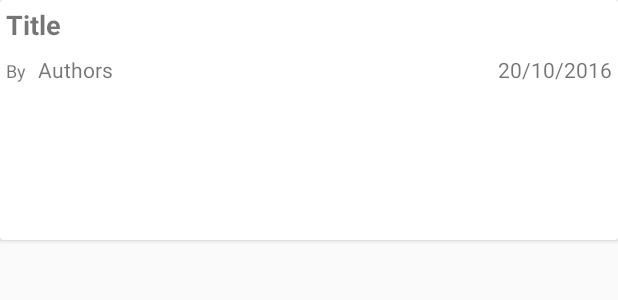
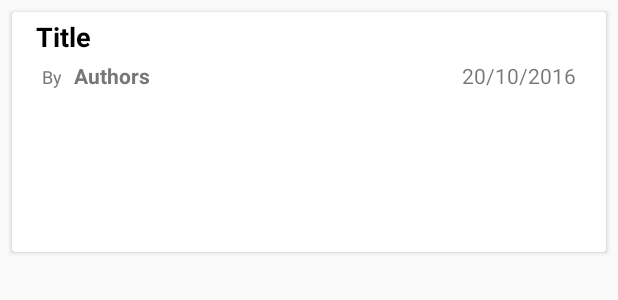
Before and after one commit to Pozzoooo/cheesecake-sample, an Android app: the layout adapter_article.xml on its own in the app's theme, with its tools: preview values and no code run, on a phone screen of 412 x 824 dp. Shown: the top 300 px of the screen. Run offline under Robolectric (Android 15) with nearby library versions, the phone set to English and light mode, and no system bars.

Commit message:
Layout adjustments.

```diff
--- a/app/src/main/res/layout/adapter_article.xml
+++ b/app/src/main/res/layout/adapter_article.xml
@@ -2,7 +2,10 @@
 <android.support.v7.widget.CardView
     xmlns:android="http://schemas.android.com/apk/res/android"
     xmlns:tools="http://schemas.android.com/tools"
-    android:layout_marginBottom="@dimen/margin_std"
+    android:layout_marginTop="@dimen/margin_big"
+    android:layout_marginBottom="@dimen/margin_big"
+    android:layout_marginLeft="@dimen/margin_big"
+    android:layout_marginRight="@dimen/margin_big"
     android:layout_width="match_parent"
     android:layout_height="wrap_content">
 
@@ -15,19 +18,26 @@
             android:id="@+id/eTitle"
             android:layout_width="match_parent"
             android:layout_height="wrap_content"
-            android:layout_margin="@dimen/margin_std"
+            android:layout_marginLeft="@dimen/margin_bigger"
+            android:layout_marginRight="@dimen/margin_bigger"
+            android:layout_marginTop="@dimen/margin_std"
+            android:maxLines="3"
+            android:ellipsize="end"
             style="@style/title"
             tools:text="Title"/>
 
         <LinearLayout
             android:layout_width="match_parent"
             android:layout_height="wrap_content"
+            android:layout_marginLeft="@dimen/margin_bigger"
+            android:layout_marginRight="@dimen/margin_bigger"
+            android:layout_marginBottom="@dimen/margin_std"
             android:orientation="horizontal">
             <TextView
                 android:layout_width="wrap_content"
                 android:layout_height="wrap_content"
                 android:layout_margin="@dimen/margin_std"
-                android:textSize="@dimen/text_small"
+                style="@style/label"
                 android:text="@string/by"/>
 
             <TextView
@@ -36,6 +46,8 @@
                 android:layout_height="wrap_content"
                 android:layout_weight="1"
                 android:layout_margin="@dimen/margin_std"
+                android:maxLines="1"
+                style="@style/subTitle"
                 tools:text="Authors"/>
 
             <TextView
@@ -49,6 +61,7 @@
         <ImageView
             android:id="@+id/iImage"
             android:layout_width="match_parent"
-            android:layout_height="@dimen/size_imageList"/>
+            android:layout_height="@dimen/size_imageList"
+            android:scaleType="centerCrop"/>
     </LinearLayout>
 </android.support.v7.widget.CardView>
--- a/app/src/main/res/values/colors.xml
+++ b/app/src/main/res/values/colors.xml
@@ -3,4 +3,6 @@
     <color name="colorPrimary">#3F51B5</color>
     <color name="colorPrimaryDark">#303F9F</color>
     <color name="colorAccent">#FF4081</color>
+    <color name="text_primary">#000000</color>
+    <color name="text_secondary">#777777</color>
 </resources>
--- a/app/src/main/res/values/dimens.xml
+++ b/app/src/main/res/values/dimens.xml
@@ -15,4 +15,6 @@
 
     <!--Margin-->
     <dimen name="margin_std">4dp</dimen>
+    <dimen name="margin_big">8dp</dimen>
+    <dimen name="margin_bigger">16dp</dimen>
 </resources>
--- a/app/src/main/res/values/styles.xml
+++ b/app/src/main/res/values/styles.xml
@@ -6,6 +6,8 @@
         <item name="colorPrimary">@color/colorPrimary</item>
         <item name="colorPrimaryDark">@color/colorPrimaryDark</item>
         <item name="colorAccent">@color/colorAccent</item>
+        <item name="android:textColorPrimary">@color/text_primary</item>
+        <item name="android:textColorSecondary">@color/text_secondary</item>
     </style>
 
     <style name="AppTheme.NoActionBar">
@@ -20,6 +22,17 @@
     <style name="title">
         <item name="android:textSize">@dimen/text_bigger</item>
         <item name="android:textStyle">bold</item>
+        <item name="android:textColor">@color/text_primary</item>
     </style>
 
+    <style name="subTitle">
+        <item name="android:textSize">@dimen/text_std</item>
+        <item name="android:textColor">@color/text_secondary</item>
+        <item name="android:textStyle">bold</item>
+    </style>
+
+    <style name="label">
+        <item name="android:textColor">@color/text_secondary</item>
+        <item name="android:textSize">@dimen/text_small</item>
+    </style>
 </resources>
```
